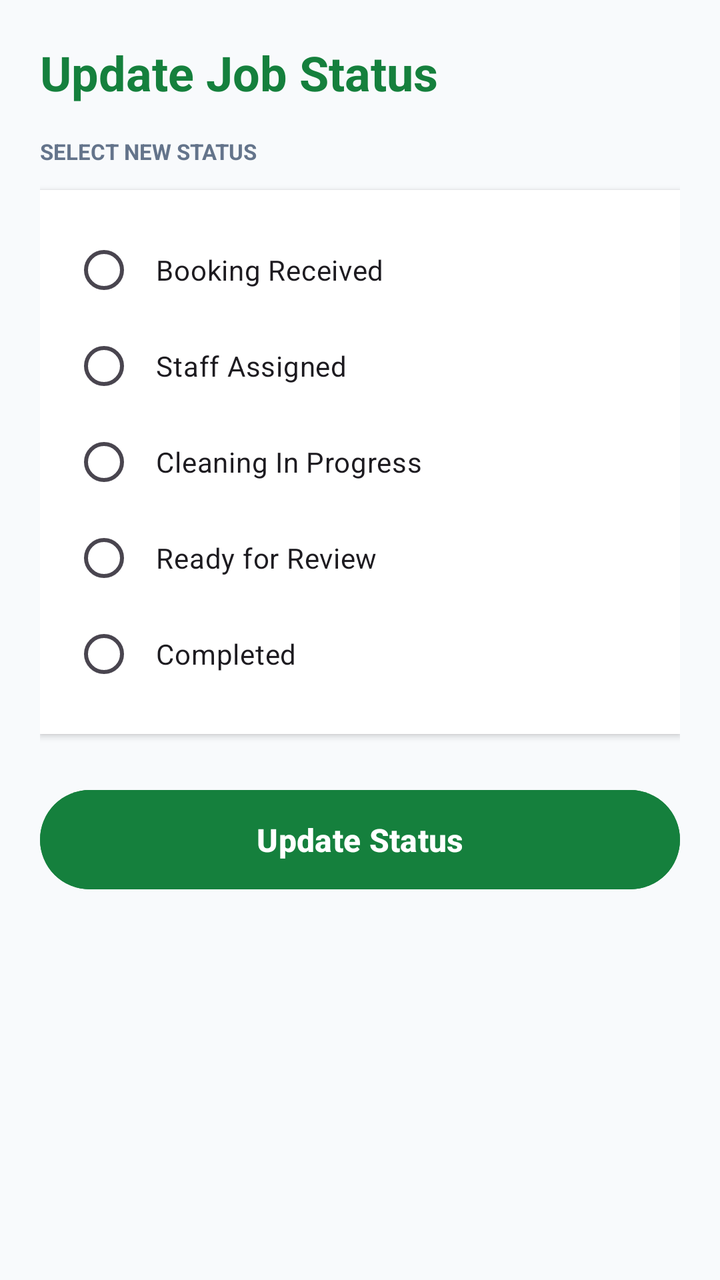
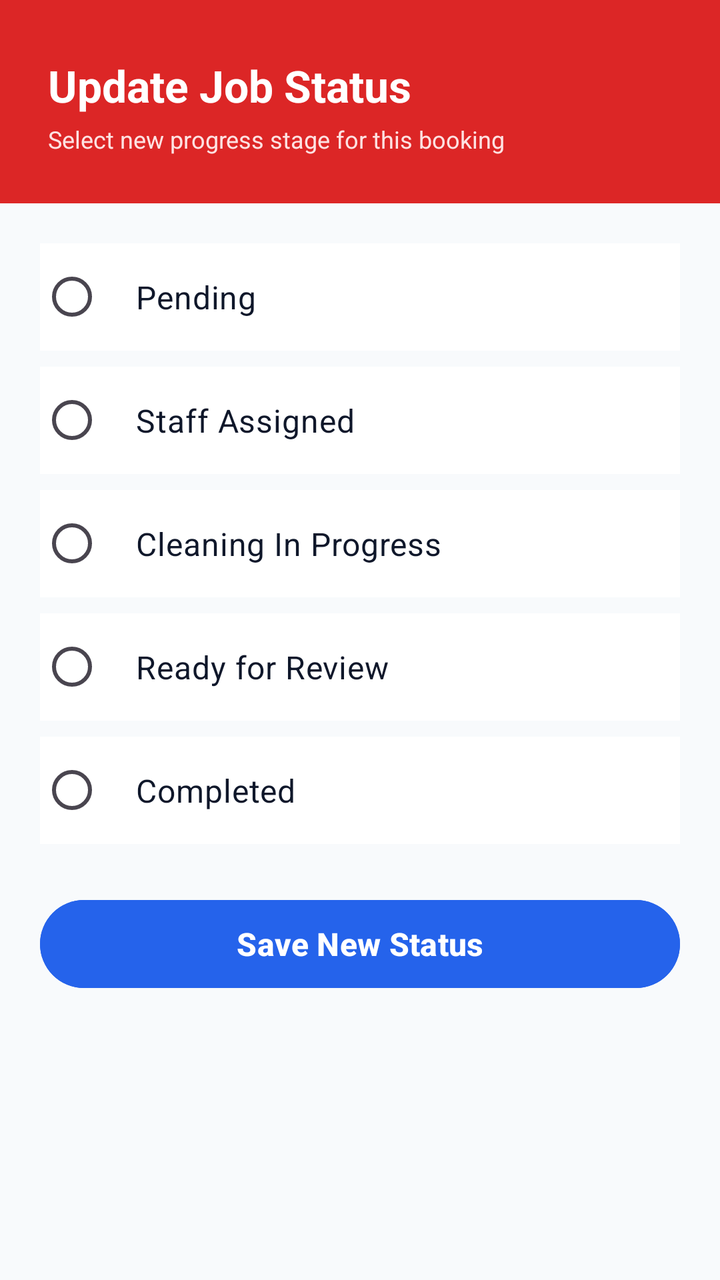

Screens rendered from an Android XML layout before and after an edit, with the pre-edit source and the edit as a unified diff.
<!-- AndroidManifest.xml: application theme Theme.Masandaza -->
<!-- res/layout/activity_update_job_status.xml -->
<?xml version="1.0" encoding="utf-8"?>
<ScrollView xmlns:android="http://schemas.android.com/apk/res/android"
    android:layout_width="match_parent"
    android:layout_height="match_parent"
    android:background="@color/brand_bg"
    android:padding="20dp"
    android:fillViewport="true">

    <LinearLayout
        android:layout_width="match_parent"
        android:layout_height="wrap_content"
        android:orientation="vertical">

        <TextView
            android:layout_width="wrap_content"
            android:layout_height="wrap_content"
            android:text="Update Job Status"
            android:textColor="@color/staff_green"
            android:textSize="24sp"
            android:textStyle="bold"/>

        <TextView
            android:layout_width="wrap_content"
            android:layout_height="wrap_content"
            android:text="SELECT NEW STATUS"
            android:textSize="11sp"
            android:textColor="#64748B"
            android:textStyle="bold"
            android:layout_marginTop="16dp"
            android:layout_marginBottom="12dp"/>

        <RadioGroup
            android:id="@+id/rgStaffStatusGroup"
            android:layout_width="match_parent"
            android:layout_height="wrap_content"
            android:background="@color/white"
            android:padding="16dp"
            android:elevation="2dp"
            android:layout_marginBottom="24dp">

            <RadioButton
                android:id="@+id/rbStsReceived"
                android:layout_width="match_parent"
                android:layout_height="wrap_content"
                android:text="Booking Received"
                android:padding="10dp"/>

            <RadioButton
                android:id="@+id/rbStsAssigned"
                android:layout_width="match_parent"
                android:layout_height="wrap_content"
                android:text="Staff Assigned"
                android:padding="10dp"/>

            <RadioButton
                android:id="@+id/rbStsCleaning"
                android:layout_width="match_parent"
                android:layout_height="wrap_content"
                android:text="Cleaning In Progress"
                android:padding="10dp"/>

            <RadioButton
                android:id="@+id/rbStsReview"
                android:layout_width="match_parent"
                android:layout_height="wrap_content"
                android:text="Ready for Review"
                android:padding="10dp"/>

            <RadioButton
                android:id="@+id/rbStsCompleted"
                android:layout_width="match_parent"
                android:layout_height="wrap_content"
                android:text="Completed"
                android:padding="10dp"/>
        </RadioGroup>

        <Button
            android:id="@+id/btnSaveStaffStatus"
            android:layout_width="match_parent"
            android:layout_height="wrap_content"
            android:text="Update Status"
            android:textColor="@color/white"
            android:backgroundTint="@color/staff_green"
            android:padding="14dp"
            android:textSize="16sp"
            android:textStyle="bold"/>

    </LinearLayout>
</ScrollView>
<!-- resources referenced by this layout -->
<resources>
  <color name="brand_bg">#F8FAFC</color>
  <color name="staff_green">#15803D</color>
  <color name="white">#FFFFFF</color>
  <style name="Theme.Masandaza" parent="Base.Theme.Masandaza" />
  <style name="Base.Theme.Masandaza" parent="Theme.Material3.DayNight.NoActionBar">
          
          
      </style>
</resources>

<!-- the commit's change to res/layout/activity_update_job_status.xml (unified diff, before → after) -->
@@ -2,88 +2,120 @@
 <ScrollView xmlns:android="http://schemas.android.com/apk/res/android"
     android:layout_width="match_parent"
     android:layout_height="match_parent"
-    android:background="@color/brand_bg"
-    android:padding="20dp"
+    android:background="#F8FAFC"
     android:fillViewport="true">
 
     <LinearLayout
         android:layout_width="match_parent"
         android:layout_height="wrap_content"
-        android:orientation="vertical">
+        android:orientation="vertical"
+        android:paddingBottom="40dp">
 
-        <TextView
-            android:layout_width="wrap_content"
-            android:layout_height="wrap_content"
-            android:text="Update Job Status"
-            android:textColor="@color/staff_green"
-            android:textSize="24sp"
-            android:textStyle="bold"/>
-
-        <TextView
-            android:layout_width="wrap_content"
-            android:layout_height="wrap_content"
-            android:text="SELECT NEW STATUS"
-            android:textSize="11sp"
-            android:textColor="#64748B"
-            android:textStyle="bold"
-            android:layout_marginTop="16dp"
-            android:layout_marginBottom="12dp"/>
-
-        <RadioGroup
-            android:id="@+id/rgStaffStatusGroup"
+        
+        <LinearLayout
             android:layout_width="match_parent"
             android:layout_height="wrap_content"
-            android:background="@color/white"
-            android:padding="16dp"
-            android:elevation="2dp"
-            android:layout_marginBottom="24dp">
+            android:orientation="vertical"
+            android:background="#DC2626"
+            android:paddingHorizontal="24dp"
+            android:paddingTop="28dp"
+            android:paddingBottom="24dp">
 
-            <RadioButton
-                android:id="@+id/rbStsReceived"
+            <TextView
+                android:layout_width="wrap_content"
+                android:layout_height="wrap_content"
+                android:text="Update Job Status"
+                android:textColor="#FFFFFF"
+                android:textSize="22sp"
+                android:textStyle="bold" />
+
+            <TextView
+                android:layout_width="wrap_content"
+                android:layout_height="wrap_content"
+                android:text="Select new progress stage for this booking"
+                android:textColor="#FEE2E2"
+                android:textSize="12sp"
+                android:layout_marginTop="4dp" />
+        </LinearLayout>
+
+        <LinearLayout
+            android:layout_width="match_parent"
+            android:layout_height="wrap_content"
+            android:orientation="vertical"
+            android:padding="20dp">
+
+            <RadioGroup
+                android:id="@+id/rgStatusOptions"
                 android:layout_width="match_parent"
                 android:layout_height="wrap_content"
-                android:text="Booking Received"
-                android:padding="10dp"/>
+                android:orientation="vertical"
+                android:layout_marginBottom="24dp">
 
-            <RadioButton
-                android:id="@+id/rbStsAssigned"
+                <RadioButton
+                    android:id="@+id/rbStatusPending"
+                    android:layout_width="match_parent"
+                    android:layout_height="wrap_content"
+                    android:text="Pending"
+                    android:padding="16dp"
+                    android:textSize="16sp"
+                    android:textColor="#0F172A"
+                    android:background="#FFFFFF"
+                    android:layout_marginBottom="8dp" />
+
+                <RadioButton
+                    android:id="@+id/rbStatusAssigned"
+                    android:layout_width="match_parent"
+                    android:layout_height="wrap_content"
+                    android:text="Staff Assigned"
+                    android:padding="16dp"
+                    android:textSize="16sp"
+                    android:textColor="#0F172A"
+                    android:background="#FFFFFF"
+                    android:layout_marginBottom="8dp" />
+
+                <RadioButton
+                    android:id="@+id/rbStatusInProgress"
+                    android:layout_width="match_parent"
+                    android:layout_height="wrap_content"
+                    android:text="Cleaning In Progress"
+                    android:padding="16dp"
+                    android:textSize="16sp"
+                    android:textColor="#0F172A"
+                    android:background="#FFFFFF"
+                    android:layout_marginBottom="8dp" />
+
+                <RadioButton
+                    android:id="@+id/rbStatusReview"
+                    android:layout_width="match_parent"
+                    android:layout_height="wrap_content"
+                    android:text="Ready for Review"
+                    android:padding="16dp"
+                    android:textSize="16sp"
+                    android:textColor="#0F172A"
+                    android:background="#FFFFFF"
+                    android:layout_marginBottom="8dp" />
+
+                <RadioButton
+                    android:id="@+id/rbStatusCompleted"
+                    android:layout_width="match_parent"
+                    android:layout_height="wrap_content"
+                    android:text="Completed"
+                    android:padding="16dp"
+                    android:textSize="16sp"
+                    android:textColor="#0F172A"
+                    android:background="#FFFFFF" />
+            </RadioGroup>
+
+            
+            <Button
+                android:id="@+id/btnSubmitStatusUpdate"
                 android:layout_width="match_parent"
-                android:layout_height="wrap_content"
-                android:text="Staff Assigned"
-                android:padding="10dp"/>
-
-            <RadioButton
-                android:id="@+id/rbStsCleaning"
-                android:layout_width="match_parent"
-                android:layout_height="wrap_content"
-                android:text="Cleaning In Progress"
-                android:padding="10dp"/>
-
-            <RadioButton
-                android:id="@+id/rbStsReview"
-                android:layout_width="match_parent"
-                android:layout_height="wrap_content"
-                android:text="Ready for Review"
-                android:padding="10dp"/>
-
-            <RadioButton
-                android:id="@+id/rbStsCompleted"
-                android:layout_width="match_parent"
-                android:layout_height="wrap_content"
-                android:text="Completed"
-                android:padding="10dp"/>
-        </RadioGroup>
-
-        <Button
-            android:id="@+id/btnSaveStaffStatus"
-            android:layout_width="match_parent"
-            android:layout_height="wrap_content"
-            android:text="Update Status"
-            android:textColor="@color/white"
-            android:backgroundTint="@color/staff_green"
-            android:padding="14dp"
-            android:textSize="16sp"
-            android:textStyle="bold"/>
-
+                android:layout_height="52dp"
+                android:text="Save New Status"
+                android:backgroundTint="#2563EB"
+                android:textColor="#FFFFFF"
+                android:textSize="16sp"
+                android:textStyle="bold" />
+        </LinearLayout>
     </LinearLayout>
 </ScrollView>
<!-- resource entries referenced after the edit -->
@@ -1,8 +1,5 @@
 <!-- resources referenced by this layout -->
 <resources>
-  <color name="brand_bg">#F8FAFC</color>
-  <color name="staff_green">#15803D</color>
-  <color name="white">#FFFFFF</color>
   <style name="Theme.Masandaza" parent="Base.Theme.Masandaza" />
   <style name="Base.Theme.Masandaza" parent="Theme.Material3.DayNight.NoActionBar">
           
